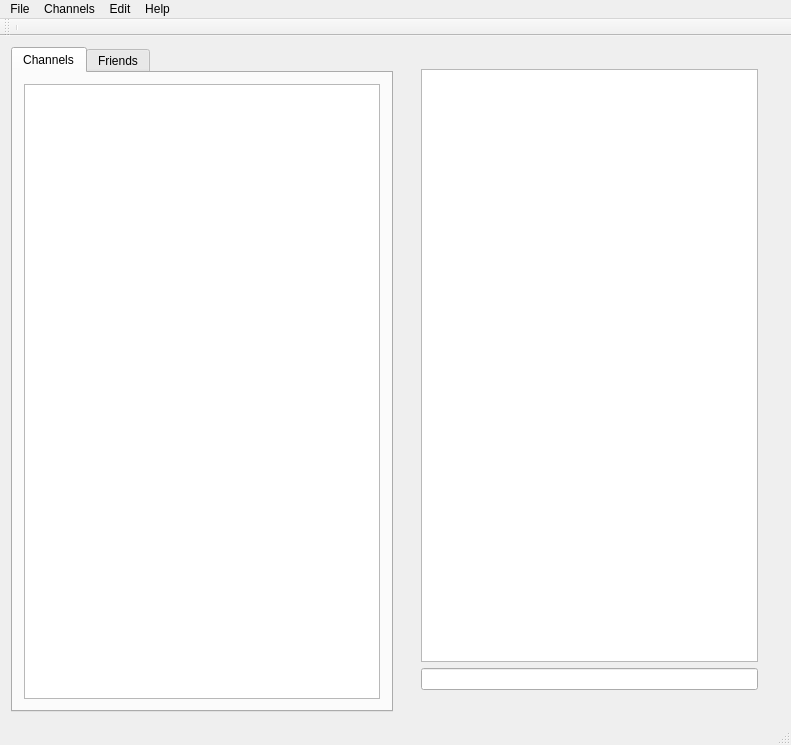
The window that src/client/gui/mainwindow.ui (sush/Live-Jamming) describes before a commit, drawn with Qt 5.
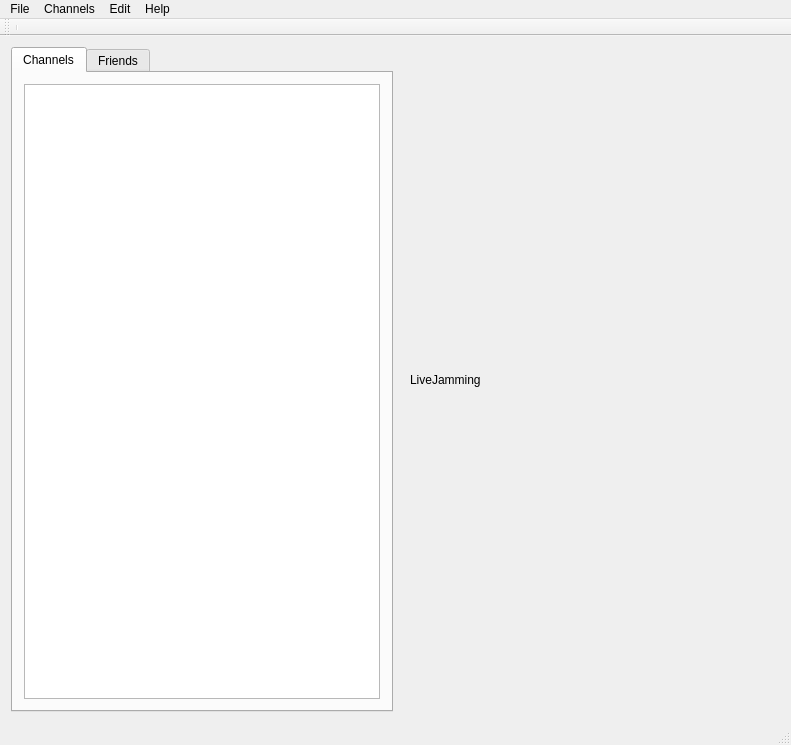
The same window after the commit. Custom widgets are drawn as their Qt base class.

```diff
--- a/src/client/gui/mainwindow.ui
+++ b/src/client/gui/mainwindow.ui
@@ -87,16 +87,14 @@
       </property>
       <widget class="QWidget" name="page_5">
        <layout class="QVBoxLayout" name="verticalLayout_2">
+        <property name="spacing">
+         <number>0</number>
+        </property>
         <item>
-         <widget class="ConversationSet" name="widget" native="true">
-          <layout class="QVBoxLayout" name="verticalLayout">
-           <item>
-            <widget class="QPlainTextEdit" name="textEdit"/>
-           </item>
-           <item>
-            <widget class="QLineEdit" name="lineEdit"/>
-           </item>
-          </layout>
+         <widget class="QLabel" name="label">
+          <property name="text">
+           <string>LiveJamming</string>
+          </property>
          </widget>
         </item>
        </layout>
@@ -243,12 +241,6 @@
    <extends>QTreeWidget</extends>
    <header location="global">channellist.h</header>
   </customwidget>
-  <customwidget>
-   <class>ConversationSet</class>
-   <extends>QWidget</extends>
-   <header location="global">conversationset.h</header>
-   <container>1</container>
-  </customwidget>
  </customwidgets>
  <resources/>
  <connections/>
```
Left out of the diff: 8 changed lines with no effect on the pictures.
